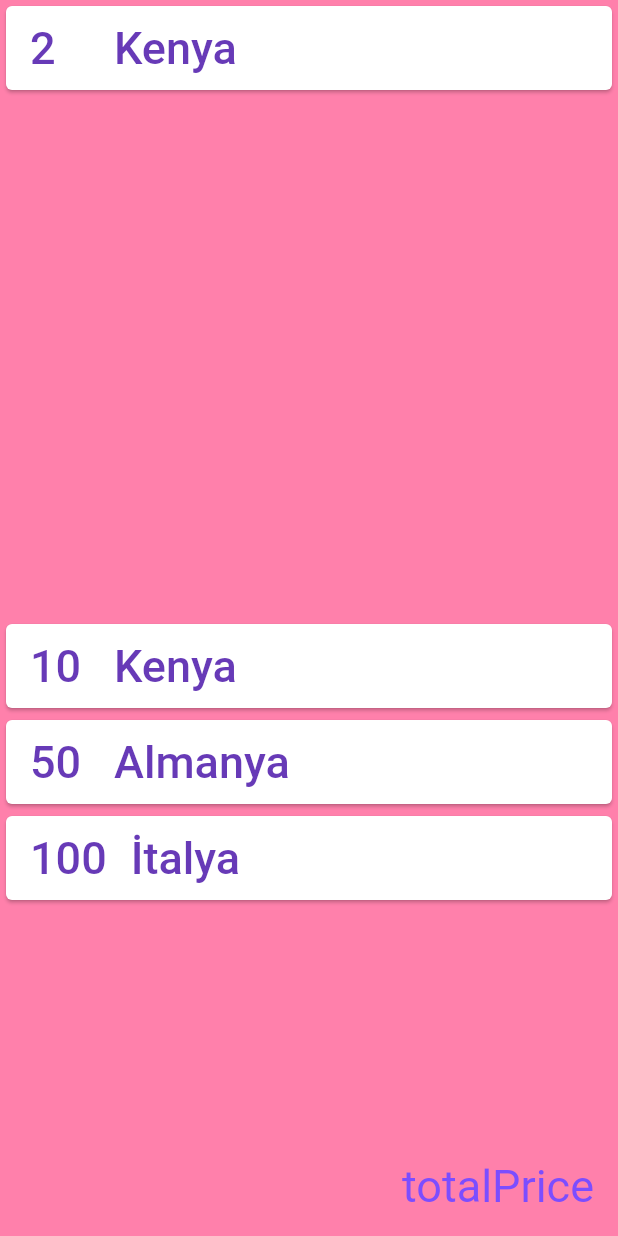
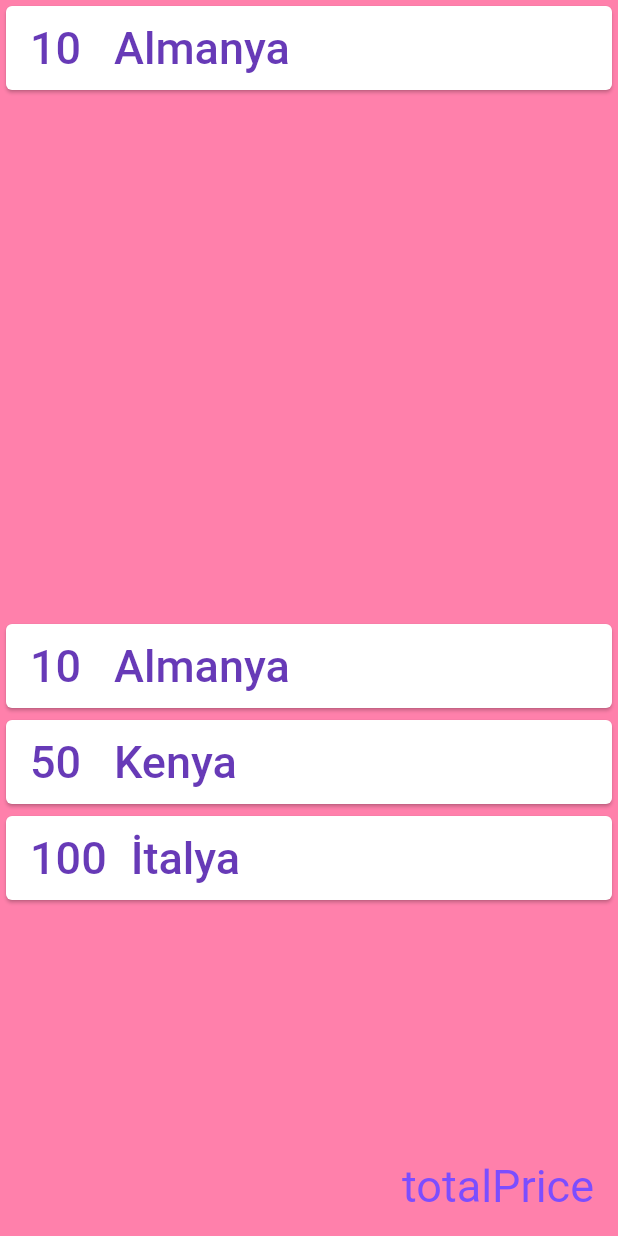
Before and after one commit to Murat-Altintas/test_project, a Flutter app: the screen it shows after launch, after a tap on "10", on a phone screen of 412 x 824 dp. Run offline on Flutter 3.47's test engine with Material 2 defaults, Android fonts, the phone set to English and light mode, and no system bars.

```diff
--- /dev/null
+++ b/lib/core/design/app_theme.dart
@@ -0,0 +1,18 @@
+import 'package:flutter/material.dart';
+
+class AppTheme {
+  static ThemeData themeData = ThemeData(
+    colorScheme:
+        ColorScheme.fromSwatch().copyWith(primary: Colors.pinkAccent[100]),
+    textTheme: const TextTheme(
+      bodyText1: TextStyle(
+        color: Colors.deepPurple,
+        fontSize: 30,
+      ),
+      bodyText2: TextStyle(
+        color: Colors.deepPurpleAccent,
+        fontSize: 30,
+      ),
+    ),
+  );
+}
--- a/lib/core/widgets/text/title_and_leading.dart
+++ b/lib/core/widgets/text/title_and_leading.dart
@@ -1,6 +1,6 @@
 import 'package:flutter/material.dart';
-
-import '../../../main.dart';
+import 'package:test_project/main.dart';
+import 'package:test_project/ui/home_page.dart';
 
 class TitleText extends StatelessWidget {
   const TitleText({
--- a/lib/main.dart
+++ b/lib/main.dart
@@ -1,7 +1,9 @@
 import 'package:flutter/cupertino.dart';
 import 'package:flutter/material.dart';
 import 'package:flutter/widgets.dart';
+import 'package:test_project/core/design/app_theme.dart';
 import 'package:test_project/core/widgets/card/coffe_card.dart';
+import 'package:test_project/ui/home_page.dart';
 
 import 'core/widgets/text/floating_text.dart';
 import 'core/widgets/text/title_and_leading.dart';
@@ -21,102 +23,20 @@ class _MyAppState extends State<MyApp> {
   @override
   Widget build(BuildContext context) {
     return MaterialApp(
-      theme: ThemeData(
-        colorScheme:
-            ColorScheme.fromSwatch().copyWith(primary: Colors.pinkAccent[100]),
-        textTheme: const TextTheme(
-          bodyText1: TextStyle(
-            color: Colors.deepPurple,
-            fontSize: 30,
-          ),
-          bodyText2: TextStyle(
-            color: Colors.deepPurpleAccent,
-            fontSize: 30,
-          ),
-        ),
-      ),
+      theme: AppTheme.themeData,
       home: Scaffold(
-        floatingActionButton: const FloatingText(),
-        body: Column(
-          children: [
-            CoffeCard(
-              child: _CoffeCardListViewBuilder(
-                incomingList: ProductClass.selectedList,
-              ),
-            ),
-            CoffeCard(
-              child: _CoffeCardListViewBuilder(
-                incomingList: ProductClass.productList,
-                onTap: () => newFunction(
-                  coffee: ProductClass.productList.first.country.toString(),
-                  price: 2,
-                ),
-              ),
-            ),
-          ],
-        ),
-      ),
-    );
-  }
-
-  void newFunction({String coffee = "Coffee", int price = 999}) {
-    setState(() {
-      ProductClass.selectedList
-          .add(ProductClass(country: coffee, price: price));
-    });
-  }
-}
-
-class _CoffeCardListViewBuilder extends StatelessWidget {
-  const _CoffeCardListViewBuilder({
-    Key? key,
-    this.onTap,
-    required this.incomingList,
-  }) : super(key: key);
-
-  final void Function()? onTap;
-  final List<ProductClass> incomingList;
-  @override
-  Widget build(BuildContext context) {
-    return ListView.builder(
-      itemCount: incomingList.length,
-      itemBuilder: (BuildContext context, int index) {
-        final item = incomingList[index];
-        return Card(
-            child: ListTile(
-          onTap: onTap,
-          title: TitleText(item: item),
-          leading: LeadingText(item: item),
-        ));
-      },
+          floatingActionButton: const FloatingText(), body: HomePage()),
     );
   }
 }
 
-class ProductClass {
-  final String? country;
-  final int? price;
 
-  ProductClass({required this.country, required this.price});
-
-  int totalAmount = 0;
-
-  static List<ProductClass> selectedList = [];
 
   //  Burada static bir liste oluşturulacak
   //  Listenin ilk değeri [] boş olacak. Yeni eklenen itemler buraya eklenecek.
-
-  static List<ProductClass> productList = [
-    ProductClass(country: "Kenya", price: 10),
-    ProductClass(country: "Almanya", price: 50),
-    ProductClass(country: "İtalya", price: 100),
-  ];
-
   // void cartTotal({required int price}) {
   //   totalPrice += price;
   // }
-}
-
 // 1- uygulamada kullanılan temaya taşınabilecek değerlerin hepsi tema dosyasına aktarılacak.
 // 2- Title, Leading için farklı text widgetları oluşturulur, string parametresi alır.
 // 3- Boş listeye eklenen ürünlerin toplamını total amount değerine atayan bir metot yazılacak.
--- /dev/null
+++ b/lib/ui/home_page.dart
@@ -0,0 +1,91 @@
+import 'package:flutter/material.dart';
+import 'package:test_project/core/widgets/card/coffe_card.dart';
+import 'package:test_project/core/widgets/text/title_and_leading.dart';
+
+class HomePage extends StatefulWidget {
+  const HomePage({Key? key}) : super(key: key);
+
+  @override
+  State<HomePage> createState() => _HomePageState();
+}
+
+class _HomePageState extends State<HomePage> {
+  @override
+  Widget build(BuildContext context) {
+    return Column(
+      children: [
+        CoffeCard(
+          child: _CoffeCardListViewBuilder(
+            incomingList: ProductClass.selectedList,
+          ),
+        ),
+        CoffeCard(
+          child: _CoffeCardListViewBuilder(
+            incomingList: ProductClass.productList,
+            onTap: (ProductClass item) {
+              newFunction(coffee: item.country, price: item.price);
+            },
+          ),
+        )
+      ],
+    );
+  }
+
+  void newFunction({String coffee = "Coffee", int price = 999}) {
+    setState(() {
+      ProductClass.selectedList.add(
+        ProductClass(country: coffee, price: price),
+      );
+    });
+  }
+}
+
+class ProductClass {
+  final String country;
+  final int price;
+  ProductClass({required this.country, required this.price});
+  int totalAmount = 0;
+
+  static List<ProductClass> selectedList = [];
+
+  static List<ProductClass> productList = [
+    ProductClass(country: "Almanya", price: 10),
+    ProductClass(country: "Kenya", price: 50),
+    ProductClass(country: "İtalya", price: 100),
+  ];
+}
+
+class _CoffeCardListViewBuilder extends StatelessWidget {
+  const _CoffeCardListViewBuilder({
+    Key? key,
+    this.onTap,
+    required this.incomingList,
+  }) : super(key: key);
+
+  final void Function(ProductClass item)? onTap;
+  final List<ProductClass> incomingList;
+
+  @override
+  Widget build(BuildContext context) {
+    return ListView.builder(
+      itemCount: incomingList.length,
+      itemBuilder: (BuildContext context, int index) {
+        final item = incomingList[index];
+        return Card(
+            child: ListTile(
+          onTap: () => onTap?.call(item),
+          title: TitleText(item: item),
+          leading: LeadingText(item: item),
+        ));
+      },
+    );
+  }
+}
+
+//  Product class tamamen farklı bir dart dosyasına taşınack
+//  Coffe card listview builder farklı bir widget olarak dışarı çıkartılacak
+//  selected liste içerisinde olan bir item bir daha eklenmesin
+//  Şu ana kadar kullandığımız değişken isimleri, fonskyion isimleri kullanım amacına göre refactor edilecek.
+//  Listeler özelinde kullanılan toplama fonksiyonu ile total price hesaplanıp ekranın sağ alt tarafında gösterilecke.
+
+//not repo sürekli güncel tutulsun.
```
